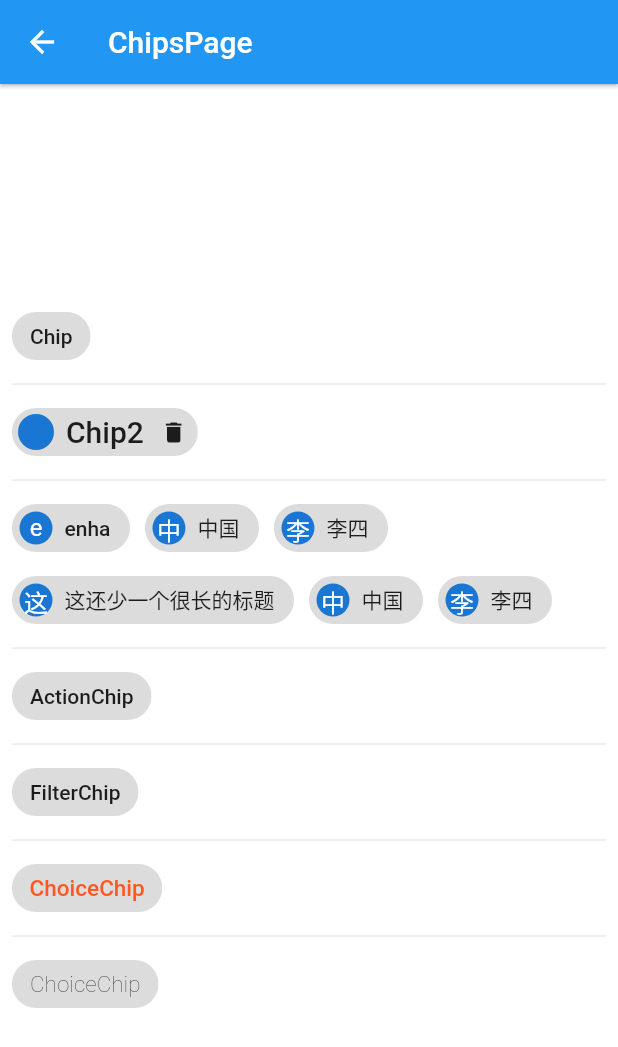
After one commit to dreamCC/app_for_flutter, a Flutter app: the ChipsPage screen opened directly, on a phone screen of 412 x 824 dp. The commit adds this screen. Shown: the top 1047 px of the screen. Run offline on Flutter 3.47's test engine with Material 2 defaults, Android fonts, the phone set to English and light mode, and no system bars; our stand-ins replace cached_network_image, chewie, device_info, dio, event_bus, flutter_map and 7 more; missing offline and left inert: flutter_picker, flutter_webview_plugin; accounts and stored records are empty; generated files the repository leaves out were written again.

Commit message:
chip、expansion、FittedBox使用

```diff
--- /dev/null
+++ b/app_for_fluuter/lib/servicePage/SystermKnowledge/SysWidget/chips_page.dart
@@ -0,0 +1,120 @@
+
+import 'package:flutter/material.dart';
+
+class ChipsPage extends StatefulWidget {
+
+  @override
+  State<StatefulWidget> createState() {
+    return _ChipsPageState();
+  }
+}
+
+class _ChipsPageState extends State<ChipsPage> {
+
+  List<String> _wrapChip = ["enha","中国","李四","这还少一个很长的标题","中国","李四"];
+  bool _isSelected = false;
+
+  @override
+  Widget build(BuildContext context) {
+    return Scaffold(
+      appBar: AppBar(
+        title: Text("ChipsPage"),
+      ),
+      body: Padding(
+        padding: const EdgeInsets.all(8.0),
+        child: Column(
+          mainAxisAlignment: MainAxisAlignment.center,
+          crossAxisAlignment: CrossAxisAlignment.start,
+          children: <Widget>[
+            Chip(label: Text("Chip")),
+            Divider(),
+            Chip(
+              label: Text("Chip2", style: TextStyle(fontSize: 20),),
+              autofocus: true,
+              avatar: CircleAvatar(child: Container(color: Colors.purple, child: Text(""),),),
+              deleteButtonTooltipMessage: "enha",
+              deleteIcon: Icon(Icons.delete),
+              onDeleted: (){
+                print("onDeleted");
+              },
+            ),
+            Divider(),
+            Wrap(
+              spacing: 10,
+              alignment: WrapAlignment.start,
+              children: _wrapChip.map((value){
+                return Chip(
+                  label: Text(value),
+                  padding: EdgeInsets.all(5),
+                  avatar: CircleAvatar(
+                    child: Container(
+                      child: Text(value.substring(0, 1)),
+                    ),
+                  ),
+                );
+              }).toList(),
+            ),
+            Divider(),
+            ActionChip(
+                label: Text("ActionChip"),
+                onPressed: (){
+                  print("ActionChip");
+                },
+            ),
+            Divider(),
+            FilterChip(
+                label: Text("FilterChip"),
+                onSelected: (isSelected){
+                  print(isSelected);
+                  _isSelected = !_isSelected;
+                  setState(() {
+
+                  });
+                },
+              selectedColor: Colors.purple,
+              selected: _isSelected,
+            ),
+            Divider(),
+            ChoiceChip(
+              label: Text("ChoiceChip"),
+              selected: _isSelected,
+              selectedColor: Colors.black26,
+              disabledColor: Colors.purple,
+              labelStyle: TextStyle(fontSize: 15, color: Colors.deepOrange),
+              onSelected: (isSelected) {
+                _isSelected = !_isSelected;
+                setState(() {
+
+                });
+              },
+            ),
+            Divider(),
+            ChoiceChip(
+                label: Text("ChoiceChip"),
+                //未选定的时候背景
+                selectedColor: Color(0xff182740),
+                //被禁用得时候背景
+                disabledColor: Colors.grey[300],
+                labelStyle: TextStyle(fontWeight: FontWeight.w200, fontSize: 15.0),
+                labelPadding: EdgeInsets.only(left: 8.0, right: 8.0),
+                materialTapTargetSize: MaterialTapTargetSize.padded,
+                onSelected: (bool value) {
+                  _isSelected = !_isSelected;
+                  setState(() {
+
+                  });
+                },
+                selected: _isSelected
+            ),
+
+
+
+
+
+
+          ],
+        ),
+      ),
+    );
+  }
+}
--- a/app_for_fluuter/lib/servicePage/SystermKnowledge/SysWidget/hero_page.dart
+++ b/app_for_fluuter/lib/servicePage/SystermKnowledge/SysWidget/hero_page.dart
@@ -24,8 +24,6 @@ class HeroPage extends StatelessWidget {
                   }
                 )
             );
-
-
 
 
           },
--- a/app_for_fluuter/lib/servicePage/SystermKnowledge/SysWidget/sys_widget_page.dart
+++ b/app_for_fluuter/lib/servicePage/SystermKnowledge/SysWidget/sys_widget_page.dart
@@ -24,6 +24,9 @@ import 'picker_page.dart';
 import 'show_page.dart';
 import 'media_query_page.dart';
 import 'flex_flexable_expanded_page.dart';
+import 'expension_widget_page.dart';
+import 'step_page.dart';
+import 'chips_page.dart';
 
 class SysWidgetPage extends StatefulWidget {
 
@@ -39,7 +42,7 @@ class _SysWidgetPageState extends State<SysWidgetPage> {
     "OffstagePage","ScrollviewPage","SliverAppBarPage","SliversPage","TransformPage","ValueListenBuilderPage",
     "EventTransPage","DataTablePage","ReorderListViewPage","OverlayPage","FormFieldPage","NotifacationListsenPage",
     "AnimatedListPage","MaterialPage","HeroPage","ShaderMaskPage","PickerPage","ShowPage","MediaQueryPage",
-    "FlexableExpandedPage",""];
+    "FlexableExpandedPage","ExpansionTitlePage","StepperPage","ChipsPage"];
 
 
   @override
@@ -102,6 +105,12 @@ class _SysWidgetPageState extends State<SysWidgetPage> {
                   Navigator.of(context).push(MaterialPageRoute(builder: (context) => MediaQueryPage()));
                 }if(index == 23){
                   Navigator.of(context).push(MaterialPageRoute(builder: (context) => FlexableExpandedPage()));
+                }if(index == 24){
+                  Navigator.of(context).push(MaterialPageRoute(builder: (context) => ExpensionWidgetPage()));
+                }if(index == 25){
+                  Navigator.of(context).push(MaterialPageRoute(builder: (context) => StepperPage()));
+                }if(index == 26){
+                  Navigator.of(context).push(MaterialPageRoute(builder: (context) => ChipsPage()));
                 }else {
 
                 }
```
Also changed, not shown: app_for_fluuter/lib/servicePage/SystermKnowledge/SysWidget/expension_widget_page.dart (added, +113 -0 lines), app_for_fluuter/lib/servicePage/SystermKnowledge/SysWidget/step_page.dart (added, +74 -0 lines), 1 other file.
